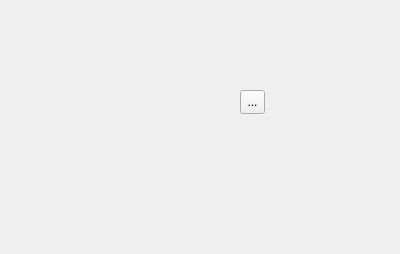
Above: MusicCollaboratorDialog.ui from TheProjecter/music-collaborator before the change. Below: the same form after it.
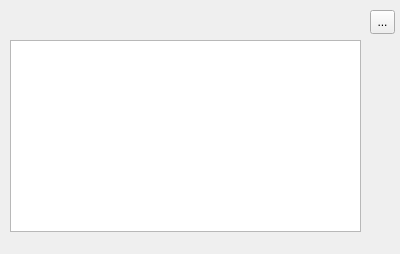
That is the form after the change. Icons and pictures are not drawn.

```diff
--- a/MusicCollaboratorDialog.ui
+++ b/MusicCollaboratorDialog.ui
@@ -16,8 +16,8 @@
   <widget class="QToolButton" name="toolButton">
    <property name="geometry">
     <rect>
-     <x>240</x>
-     <y>90</y>
+     <x>370</x>
+     <y>10</y>
      <width>25</width>
      <height>24</height>
     </rect>
@@ -25,6 +25,20 @@
    <property name="text">
     <string>...</string>
    </property>
+   <property name="icon">
+    <iconset resource="Resources.qrc">
+     <normaloff>:/Icons/icon-add</normaloff>:/Icons/icon-add</iconset>
+   </property>
+  </widget>
+  <widget class="QTreeView" name="treeView">
+   <property name="geometry">
+    <rect>
+     <x>10</x>
+     <y>40</y>
+     <width>351</width>
+     <height>192</height>
+    </rect>
+   </property>
   </widget>
  </widget>
  <resources/>
```
Left out of the diff: 4 changed lines with no effect on the pictures.
